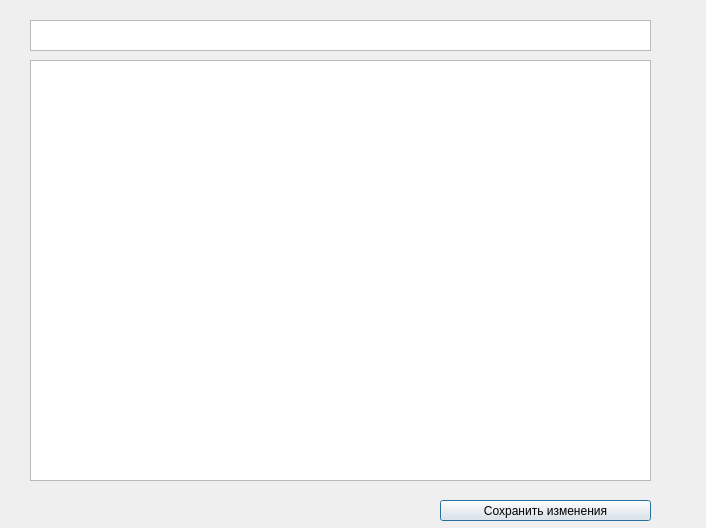
The window that 004_CHMV/QTLearning/CourseWork02Improved/dayeditdialog.ui (leaptop/repos2) describes before a commit, drawn with Qt 5.
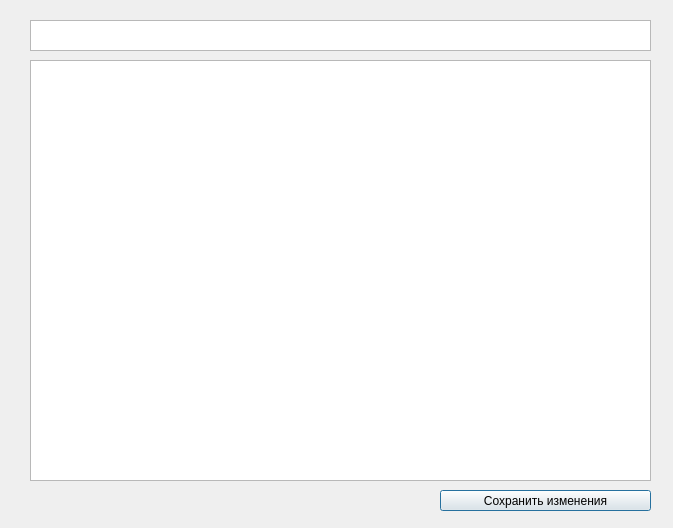
The same window after the commit.

Diff of the .ui file:
```diff
--- a/004_CHMV/QTLearning/CourseWork02Improved/dayeditdialog.ui
+++ b/004_CHMV/QTLearning/CourseWork02Improved/dayeditdialog.ui
@@ -6,7 +6,7 @@
    <rect>
     <x>0</x>
     <y>0</y>
-    <width>706</width>
+    <width>673</width>
     <height>528</height>
    </rect>
   </property>
@@ -27,7 +27,7 @@
    <property name="geometry">
     <rect>
      <x>440</x>
-     <y>500</y>
+     <y>490</y>
      <width>211</width>
      <height>21</height>
     </rect>
```
